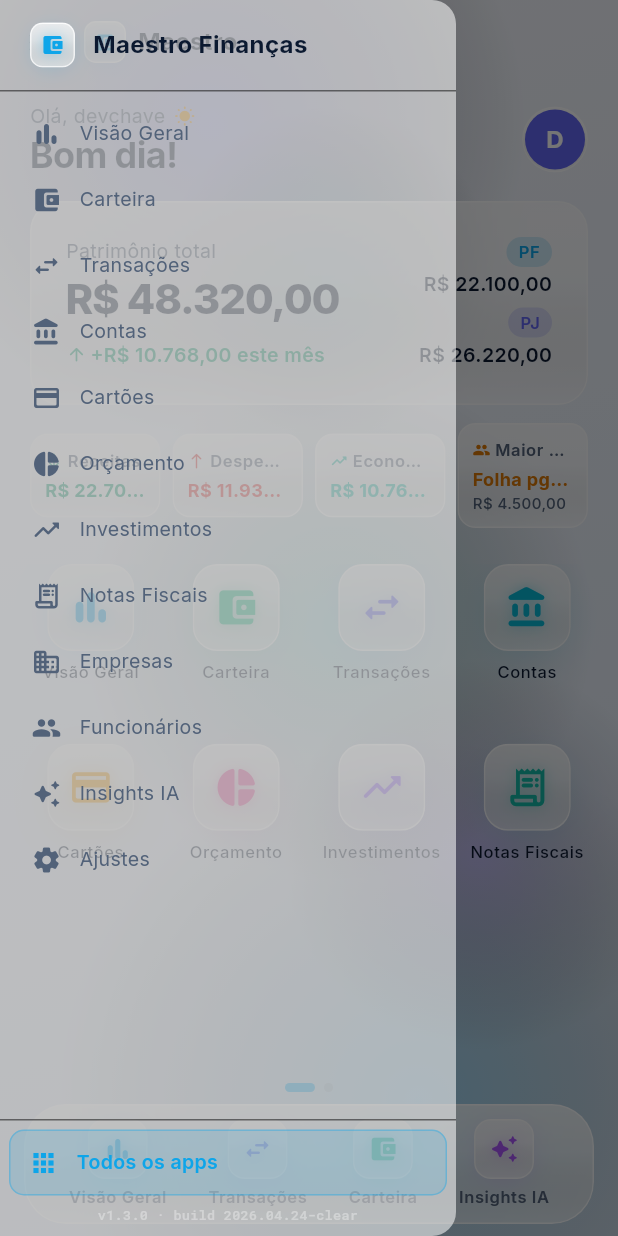
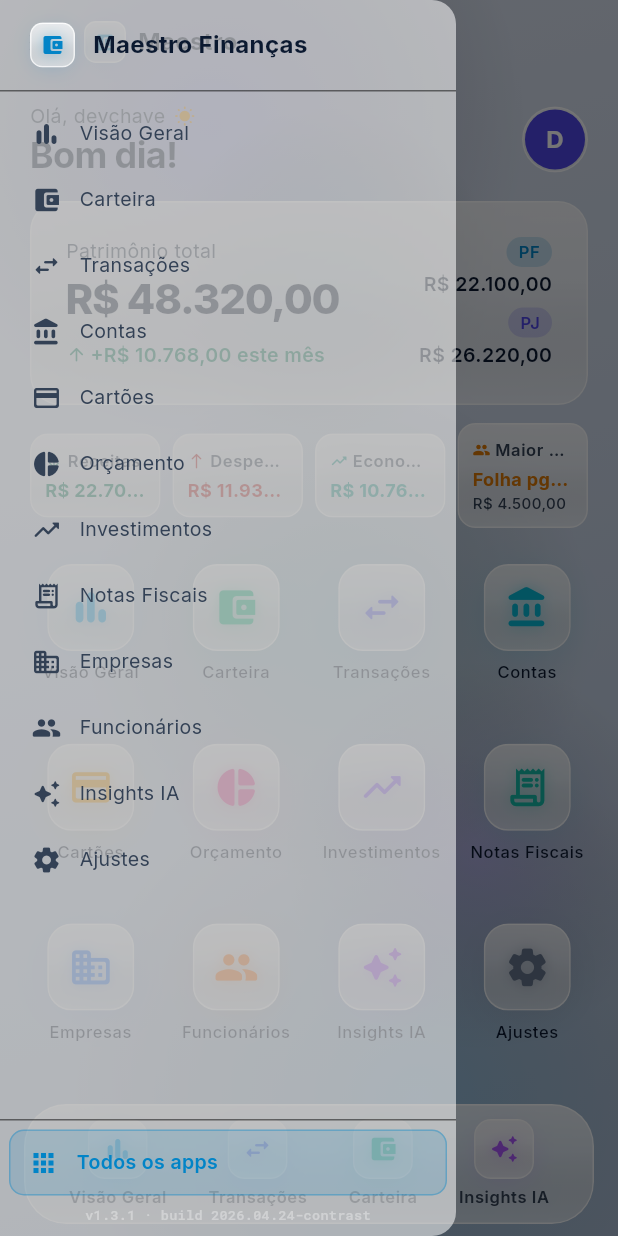
Before and after one commit to devchave/MaestroFinancas, a Flutter app: the LoginScreen screen opened by its route, after a tap on "Entrar", after a tap on the "menu" icon, on a phone screen of 412 x 824 dp. Run offline on Flutter 3.47's test engine with Material 3 defaults, Android fonts, the phone set to English and light mode, and no system bars; drawn by our look-alikes of flutter_animate; our stand-ins replace go_router, google_fonts.

Commit message:
v1.3.1 — Contrast fixes + FAB + vertical grid
Contrast:
- Background darkened to medium-light blue (bg1 #D8E0EE, bg2 #C6D2E4, bg3 #B4C4DA)
  — was too bright (#F3F6FC) making light text/icons hard to read
- Accents slightly darker (saturated) for better pop against the bg
- positive/negative tuned down a notch (047857 / B91C1C) — still clearly
  readable but not garish
- textSecondary deeper (#334155 slate-700)
- Orbs alpha reduced (0.28 daytime, 0.22 night) — less bloom

FAB:
- No longer uses Scaffold.floatingActionButton (which put it over the dock)
- Now rendered via Stack inside AppShell, positioned bottom: 96, right: 16
- Sits cleanly above the QuickDock

Home grid:
- Replaced PageView (horizontal pagination) with vertical GridView
- All 12 apps in a single scrollable column
- Removed page indicator (no longer needed)
- Simpler UX — one continuous scroll

Version: 1.3.1 · build 2026.04.24-contrast

https://claude.ai/code/session_011YfDwKA5sEXCSYcbTsZePf

```diff
--- a/app/lib/config/app_version.dart
+++ b/app/lib/config/app_version.dart
@@ -1,8 +1,8 @@
 /// Versão do app. Atualize `buildTag` a cada build para
 /// verificar qual versão está rodando no ambiente.
 class AppVersion {
-  static const String version = '1.3.0';
-  static const String buildTag = '2026.04.24-clear';
+  static const String version = '1.3.1';
+  static const String buildTag = '2026.04.24-contrast';
 
   static String get full => 'v$version · build $buildTag';
 }
--- a/app/lib/screens/home/home_screen.dart
+++ b/app/lib/screens/home/home_screen.dart
@@ -18,24 +18,7 @@ class HomeScreen extends StatefulWidget {
 }
 
 class _HomeScreenState extends State<HomeScreen> {
-  int _currentPage = 0;
-  final _pageController = PageController();
   final _store = TransactionStore.instance;
-
-  List<List<AppTool>> get _pages {
-    final list = appTools.toList();
-    final pages = <List<AppTool>>[];
-    for (var i = 0; i < list.length; i += 8) {
-      pages.add(list.sublist(i, i + 8 > list.length ? list.length : i + 8));
-    }
-    return pages;
-  }
-
-  @override
-  void dispose() {
-    _pageController.dispose();
-    super.dispose();
-  }
 
   @override
   Widget build(BuildContext context) {
@@ -79,18 +62,11 @@ class _HomeScreenState extends State<HomeScreen> {
               ),
               const SizedBox(height: AppSpacing.lg),
 
-              // Grid de apps
+              // Grid de apps — scroll vertical contínuo
               Expanded(
-                child: PageView.builder(
-                  controller: _pageController,
-                  onPageChanged: (i) => setState(() => _currentPage = i),
-                  itemCount: _pages.length,
-                  itemBuilder: (context, pageIndex) {
-                    return Padding(
-                      padding: const EdgeInsets.symmetric(
-                          horizontal: AppSpacing.screen),
                 child: GridView.builder(
-                        physics: const NeverScrollableScrollPhysics(),
+                  padding: const EdgeInsets.fromLTRB(
+                      AppSpacing.screen, 0, AppSpacing.screen, AppSpacing.sm),
                   gridDelegate:
                       const SliverGridDelegateWithFixedCrossAxisCount(
                     crossAxisCount: 4,
@@ -98,51 +74,22 @@ class _HomeScreenState extends State<HomeScreen> {
                     mainAxisSpacing: AppSpacing.md,
                     childAspectRatio: 0.78,
                   ),
-                        itemCount: _pages[pageIndex].length,
+                  itemCount: appTools.length,
                   itemBuilder: (context, i) {
-                          final tool = _pages[pageIndex][i];
+                    final tool = appTools[i];
                     return _AppIcon(tool: tool)
                         .animate()
                         .fadeIn(
-                                  delay: Duration(
-                                      milliseconds: 100 + i * 60))
+                            delay:
+                                Duration(milliseconds: 80 + i * 40))
                         .scale(
-                                begin: const Offset(0.8, 0.8),
+                          begin: const Offset(0.85, 0.85),
                           delay:
-                                    Duration(milliseconds: 100 + i * 60),
-                                duration: 300.ms,
+                              Duration(milliseconds: 80 + i * 40),
+                          duration: 280.ms,
                           curve: Curves.easeOutBack,
                         );
                   },
-                      ),
-                    );
-                  },
-                ),
-              ),
-
-              // Indicador de página
-              if (_pages.length > 1)
-                Padding(
-                  padding: const EdgeInsets.only(bottom: AppSpacing.sm),
-                  child: Row(
-                    mainAxisAlignment: MainAxisAlignment.center,
-                    children: List.generate(
-                      _pages.length,
-                      (i) => AnimatedContainer(
-                        duration: const Duration(milliseconds: 300),
-                        margin:
-                            const EdgeInsets.symmetric(horizontal: 3),
-                        width: _currentPage == i ? 20 : 6,
-                        height: 6,
-                        decoration: BoxDecoration(
-                          color: _currentPage == i
-                              ? AppColors.accent1
-                              : AppColors.glassBorder,
-                          borderRadius:
-                              BorderRadius.circular(AppRadius.xs),
-                        ),
-                      ),
-                    ),
                 ),
               ),
             ],
--- a/app/lib/theme/app_colors.dart
+++ b/app/lib/theme/app_colors.dart
@@ -9,41 +9,41 @@ import 'package:flutter/material.dart';
 /// **Protocolo Black** (landing) continua com sua paleta própria.
 class AppColors {
   // ─── App: tema CLARO ────────────────────────────────────────────────────────
-  // Backgrounds — branco-azulado levíssimo
-  static const Color bg1 = Color(0xFFF3F6FC);
-  static const Color bg2 = Color(0xFFE8EFF9);
-  static const Color bg3 = Color(0xFFDDE7F3);
+  // Backgrounds — azulado médio-claro (não branco puro — dá contraste p/ texto)
+  static const Color bg1 = Color(0xFFD8E0EE);
+  static const Color bg2 = Color(0xFFC6D2E4);
+  static const Color bg3 = Color(0xFFB4C4DA);
 
   // Accents VÍVIDOS (se destacam no fundo claro)
-  static const Color accent1 = Color(0xFF0EA5E9); // sky blue
-  static const Color accent2 = Color(0xFF06B6D4); // cyan
-  static const Color accent3 = Color(0xFF6366F1); // indigo
-  static const Color accent4 = Color(0xFF14B8A6); // teal
-  static const Color accent5 = Color(0xFF8B5CF6); // violet
+  static const Color accent1 = Color(0xFF0284C7); // sky blue um tom mais escuro
+  static const Color accent2 = Color(0xFF0891B2); // cyan escurecida
+  static const Color accent3 = Color(0xFF4F46E5); // indigo escurecida
+  static const Color accent4 = Color(0xFF0D9488); // teal escurecida
+  static const Color accent5 = Color(0xFF7C3AED); // violet escurecida
 
-  // Glass — branco translúcido sobre fundo claro
-  static const Color glassWhite = Color(0xB3FFFFFF); // ~70% branco
-  static const Color glassBorder = Color(0x1A000000); // ~10% preto (sutil)
+  // Glass — branco translúcido sobre fundo médio-claro
+  static const Color glassWhite = Color(0xCCFFFFFF); // ~80% branco
+  static const Color glassBorder = Color(0x26000000); // ~15% preto (mais visível)
 
-  // Texto — escuro para leitura sobre claro
+  // Texto — escuro forte para leitura sobre claro
   static const Color textPrimary = Color(0xFF0B1930);   // slate-900
-  static const Color textSecondary = Color(0xFF526279); // slate-600
-  static const Color textMuted = Color(0xFF8896A8);     // slate-500
+  static const Color textSecondary = Color(0xFF334155); // slate-700 (mais escuro)
+  static const Color textMuted = Color(0xFF64748B);     // slate-500
 
   // Semântico (universal)
-  static const Color positive = Color(0xFF059669); // verde um toque mais escuro (contraste)
-  static const Color negative = Color(0xFFDC2626); // vermelho um toque mais escuro
+  static const Color positive = Color(0xFF047857); // verde escurecido p/ contraste
+  static const Color negative = Color(0xFFB91C1C); // vermelho escurecido p/ contraste
 
   // Gradientes
   static const List<Color> backgroundGradient = [bg1, bg2, bg3];
   static const List<Color> accentGradient = [accent1, accent2, accent3];
   static const List<Color> waterGradient = [accent4, accent2, accent1];
 
-  // Noite: sutil diminuição do brilho do fundo (não vira dark mode full)
+  // Noite: sutil diminuição do brilho
   static const List<Color> backgroundGradientNight = [
-    Color(0xFFDEE5F2),
-    Color(0xFFD0DAED),
-    Color(0xFFC2CFE5),
+    Color(0xFFB8C3D6),
+    Color(0xFFA5B2C9),
+    Color(0xFF94A3BC),
   ];
 
   // ─── Protocolo Black (landing / mentoria) ───────────────────────────────────
--- a/app/lib/widgets/animated_background.dart
+++ b/app/lib/widgets/animated_background.dart
@@ -38,8 +38,8 @@ class _AnimatedBackgroundState extends State<AnimatedBackground>
     final gradient = night
         ? AppColors.backgroundGradientNight
         : AppColors.backgroundGradient;
-    // Orbs vívidos em fundo claro (alpha mais alto que em dark)
-    final orbAlpha = night ? 0.32 : 0.38;
+    // Orbs mais contidos — não queremos ofuscar o fundo médio-claro
+    final orbAlpha = night ? 0.22 : 0.28;
     final screen = MediaQuery.of(context).size;
 
     return AnimatedBuilder(
--- a/app/lib/widgets/app_shell.dart
+++ b/app/lib/widgets/app_shell.dart
@@ -80,14 +80,20 @@ class _AppShellState extends State<AppShell> {
       key: _scaffoldKey,
       backgroundColor: AppColors.bg1,
       drawer: isDesktop ? null : _MobileDrawer(currentId: widget.currentId),
-      floatingActionButton: widget.floatingActionButton,
-      floatingActionButtonLocation:
-          FloatingActionButtonLocation.endFloat,
       body: AnimatedBackground(
         child: SafeArea(
-          child: isDesktop
-              ? _buildDesktop()
-              : _buildMobile(),
+          child: Stack(
+            children: [
+              isDesktop ? _buildDesktop() : _buildMobile(),
+              // FAB manualmente posicionado acima do dock (~86px de altura)
+              if (widget.floatingActionButton != null)
+                Positioned(
+                  right: AppSpacing.md,
+                  bottom: 96,
+                  child: widget.floatingActionButton!,
+                ),
+            ],
+          ),
         ),
       ),
     );
```
Also changed, not shown: 3 other files. Lines whose indentation alone changed are shown as unchanged.
